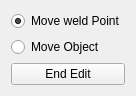
This is scribus/ui/weldeditbase.ui in scribusproject/scribus as Qt 5 draws it before an edit. The edited form follows.
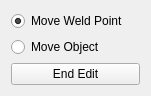
This is the edited form. Custom widgets are drawn as their Qt base class.

Commit message: Various weld fixes, fix text and caption of Edit Weld form, #12148: fix action name

Patch:
```diff
--- a/scribus/ui/weldeditbase.ui
+++ b/scribus/ui/weldeditbase.ui
@@ -6,7 +6,7 @@
    <rect>
     <x>0</x>
     <y>0</y>
-    <width>129</width>
+    <width>151</width>
     <height>95</height>
    </rect>
   </property>
@@ -17,7 +17,7 @@
    <item>
     <widget class="QRadioButton" name="moveWeldPoint">
      <property name="text">
-      <string>Move weld Point</string>
+      <string>Move Weld Point</string>
      </property>
      <property name="checked">
       <bool>true</bool>
```
Left out of the diff: 2 changed lines with no effect on the pictures. The commit also changes 2 other files.
